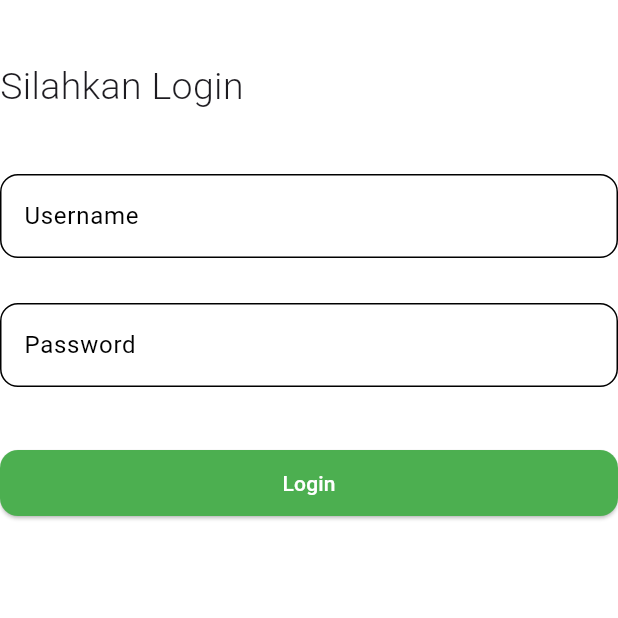
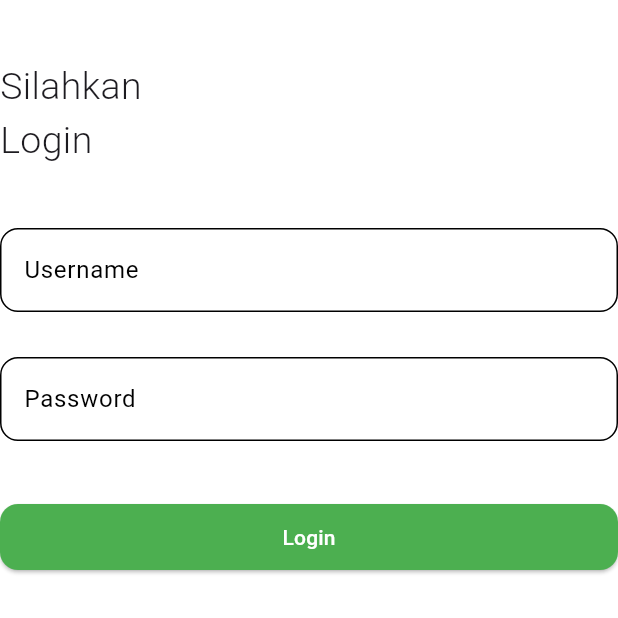
Before and after one commit to Richiee27/aplikasi_pengeluaran, a Flutter app: the screen it shows after launch, on a phone screen of 412 x 824 dp, the top half of it. Run offline on Flutter 3.47's test engine with Material 3 defaults, Android fonts, the phone set to English and light mode, and no system bars; our stand-ins replace get_storage, supabase_flutter; accounts and stored records are empty.

Commit message:
initiate commit

```diff
--- a/lib/login.dart
+++ b/lib/login.dart
@@ -64,7 +64,7 @@ class _LoginPageState extends State<LoginPage> {
               height: 40,
             ),
             Text(
-              "Silahkan Login",
+              "Silahkan\nLogin",
               style: TextStyle(fontSize: 25, fontWeight: FontWeight.w300),
             ),
             const SizedBox(
```
Also changed, not shown: 1 other file.
